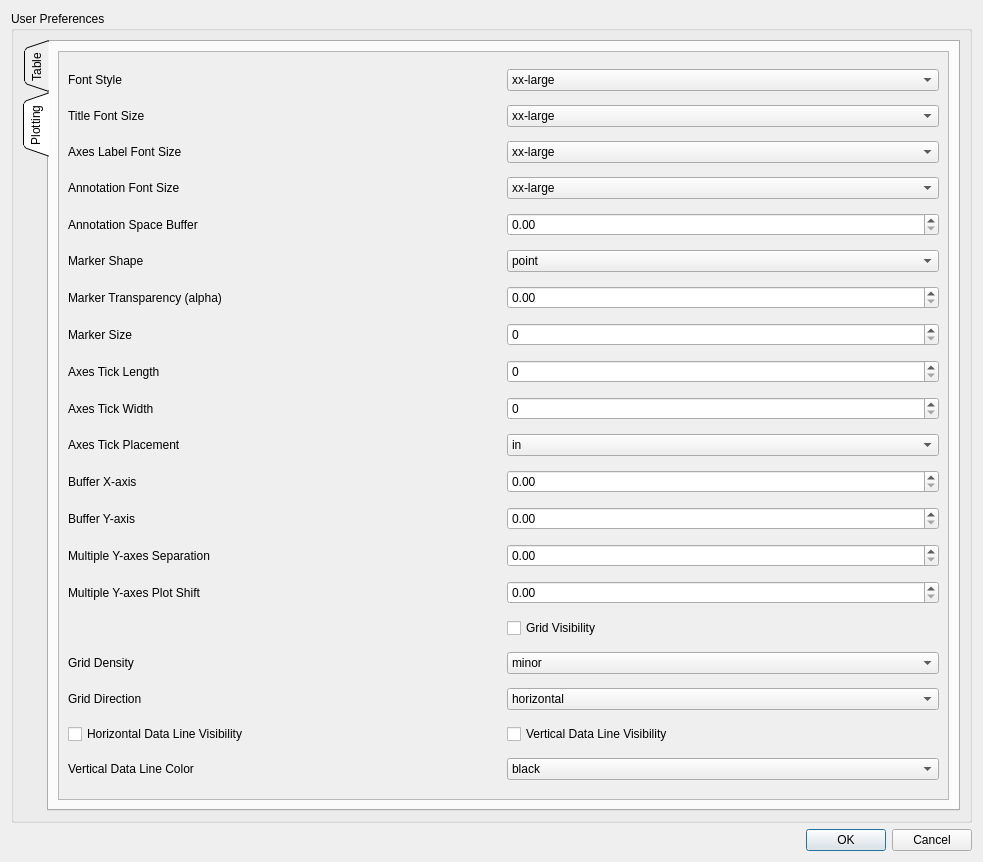
First picture: the form in resource/editPreferences.ui, repository zdmiller12/daVinci, before the edit.
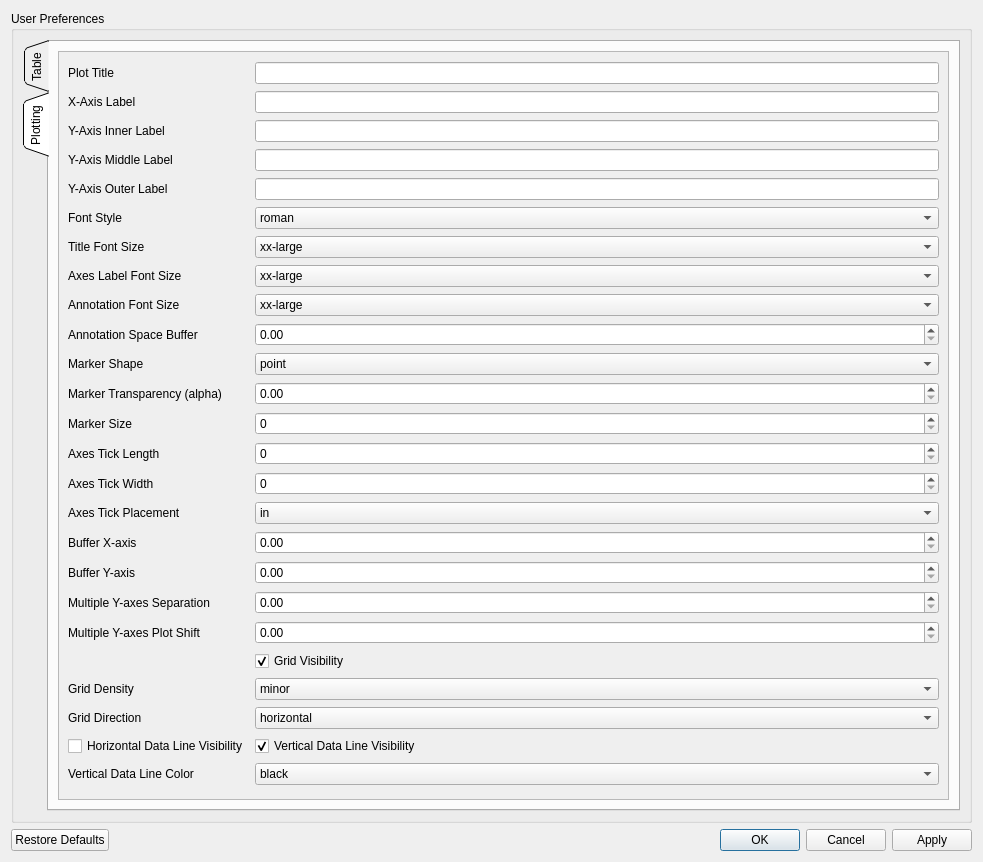
Second picture: the form after the edit.

Diff of the .ui file:
```diff
--- a/resource/editPreferences.ui
+++ b/resource/editPreferences.ui
@@ -83,223 +83,250 @@
                <property name="geometry">
                 <rect>
                  <x>0</x>
-                 <y>0</y>
-                 <width>884</width>
-                 <height>749</height>
+                 <y>-49</y>
+                 <width>874</width>
+                 <height>792</height>
                 </rect>
                </property>
                <layout class="QGridLayout" name="gridLayout">
-                <item row="0" column="0">
-                 <widget class="QLabel" name="label_8">
-                  <property name="text">
-                   <string>Font Style</string>
-                  </property>
-                 </widget>
-                </item>
-                <item row="1" column="0">
-                 <widget class="QLabel" name="label_7">
-                  <property name="text">
-                   <string>Title Font Size</string>
-                  </property>
-                 </widget>
-                </item>
-                <item row="2" column="0">
-                 <widget class="QLabel" name="label_6">
-                  <property name="text">
-                   <string>Axes Label Font Size</string>
-                  </property>
+                <item row="7" column="1">
+                 <widget class="QComboBox" name="comboBox_axesLabelSize">
+                  <item>
+                   <property name="text">
+                    <string>xx-large</string>
+                   </property>
+                  </item>
+                  <item>
+                   <property name="text">
+                    <string>x-large</string>
+                   </property>
+                  </item>
+                  <item>
+                   <property name="text">
+                    <string>large</string>
+                   </property>
+                  </item>
                  </widget>
                 </item>
                 <item row="3" column="0">
+                 <widget class="QLabel" name="label_22">
+                  <property name="text">
+                   <string>Y-Axis Middle Label</string>
+                  </property>
+                 </widget>
+                </item>
+                <item row="25" column="0">
+                 <widget class="QLabel" name="label_20">
+                  <property name="text">
+                   <string>Vertical Data Line Color</string>
+                  </property>
+                 </widget>
+                </item>
+                <item row="8" column="0">
                  <widget class="QLabel" name="label_5">
                   <property name="text">
                    <string>Annotation Font Size</string>
                   </property>
                  </widget>
                 </item>
-                <item row="12" column="0">
+                <item row="13" column="1">
+                 <widget class="QSpinBox" name="spinBox_tickLength">
+                  <property name="maximum">
+                   <number>33</number>
+                  </property>
+                 </widget>
+                </item>
+                <item row="1" column="0">
+                 <widget class="QLabel" name="label_19">
+                  <property name="text">
+                   <string>X-Axis Label</string>
+                  </property>
+                 </widget>
+                </item>
+                <item row="16" column="1">
+                 <widget class="QDoubleSpinBox" name="doubleSpinBox_bufferXAxis">
+                  <property name="maximum">
+                   <double>1.000000000000000</double>
+                  </property>
+                  <property name="singleStep">
+                   <double>0.100000000000000</double>
+                  </property>
+                 </widget>
+                </item>
+                <item row="17" column="0">
                  <widget class="QLabel" name="label_9">
                   <property name="text">
                    <string>Buffer Y-axis</string>
                   </property>
                  </widget>
                 </item>
-                <item row="9" column="0">
-                 <widget class="QLabel" name="label_15">
-                  <property name="text">
-                   <string>Axes Tick Width</string>
-                  </property>
-                 </widget>
-                </item>
-                <item row="1" column="1">
-                 <widget class="QComboBox" name="comboBox_sizeTitle">
-                  <item>
-                   <property name="text">
-                    <string>xx-large</string>
-                   </property>
-                  </item>
-                  <item>
-                   <property name="text">
-                    <string>x-large</string>
-                   </property>
-                  </item>
-                  <item>
-                   <property name="text">
-                    <string>large</string>
-                   </property>
-                  </item>
-                 </widget>
-                </item>
-                <item row="11" column="0">
-                 <widget class="QLabel" name="label_4">
-                  <property name="text">
-                   <string>Buffer X-axis</string>
-                  </property>
-                 </widget>
-                </item>
-                <item row="10" column="0">
-                 <widget class="QLabel" name="label_11">
-                  <property name="text">
-                   <string>Axes Tick Placement</string>
-                  </property>
-                 </widget>
-                </item>
-                <item row="7" column="1">
-                 <widget class="QSpinBox" name="spinBox_markerSize">
-                  <property name="maximum">
-                   <number>1000</number>
-                  </property>
-                  <property name="singleStep">
-                   <number>10</number>
-                  </property>
-                 </widget>
-                </item>
-                <item row="14" column="0">
-                 <widget class="QLabel" name="label_18">
-                  <property name="text">
-                   <string>Multiple Y-axes Separation</string>
-                  </property>
-                 </widget>
-                </item>
-                <item row="6" column="0">
-                 <widget class="QLabel" name="label_12">
-                  <property name="text">
-                   <string>Marker Transparency (alpha)</string>
-                  </property>
-                 </widget>
-                </item>
-                <item row="7" column="0">
-                 <widget class="QLabel" name="label_13">
-                  <property name="text">
-                   <string>Marker Size</string>
-                  </property>
-                 </widget>
-                </item>
-                <item row="8" column="0">
-                 <widget class="QLabel" name="label_3">
-                  <property name="text">
-                   <string>Axes Tick Length</string>
-                  </property>
-                 </widget>
-                </item>
-                <item row="11" column="1">
-                 <widget class="QDoubleSpinBox" name="doubleSpinBox_bufferXAxis">
-                  <property name="maximum">
-                   <double>1.000000000000000</double>
-                  </property>
-                  <property name="singleStep">
-                   <double>0.100000000000000</double>
-                  </property>
-                 </widget>
-                </item>
-                <item row="15" column="0">
+                <item row="20" column="0">
                  <widget class="QLabel" name="label_17">
                   <property name="text">
                    <string>Multiple Y-axes Plot Shift</string>
                   </property>
                  </widget>
                 </item>
-                <item row="5" column="0">
-                 <widget class="QLabel" name="label_10">
-                  <property name="text">
-                   <string>Marker Shape</string>
-                  </property>
-                 </widget>
-                </item>
-                <item row="8" column="1">
-                 <widget class="QSpinBox" name="spinBox_tickLength">
-                  <property name="maximum">
-                   <number>33</number>
-                  </property>
-                 </widget>
-                </item>
-                <item row="4" column="0">
-                 <widget class="QLabel" name="label_16">
-                  <property name="text">
-                   <string>Annotation Space Buffer</string>
-                  </property>
-                 </widget>
-                </item>
-                <item row="18" column="0">
-                 <widget class="QLabel" name="label_14">
-                  <property name="text">
-                   <string>Grid Direction</string>
-                  </property>
-                 </widget>
-                </item>
-                <item row="17" column="0">
+                <item row="22" column="0">
                  <widget class="QLabel" name="label">
                   <property name="text">
                    <string>Grid Density</string>
                   </property>
                  </widget>
                 </item>
-                <item row="20" column="0">
-                 <widget class="QLabel" name="label_20">
+                <item row="11" column="1">
+                 <widget class="QDoubleSpinBox" name="doubleSpinBox_markerTransparency">
+                  <property name="maximum">
+                   <double>1.000000000000000</double>
+                  </property>
+                  <property name="singleStep">
+                   <double>0.100000000000000</double>
+                  </property>
+                 </widget>
+                </item>
+                <item row="24" column="1">
+                 <widget class="QCheckBox" name="checkBox_vertDataLineVisibility">
                   <property name="text">
-                   <string>Vertical Data Line Color</string>
+                   <string>Vertical Data Line Visibility</string>
                   </property>
+                  <property name="checked">
+                   <bool>true</bool>
+                  </property>
                  </widget>
                 </item>
-                <item row="0" column="1">
+                <item row="21" column="1">
+                 <widget class="QCheckBox" name="checkBox_gridVisibility">
+                  <property name="text">
+                   <string>Grid Visibility</string>
+                  </property>
+                  <property name="checked">
+                   <bool>true</bool>
+                  </property>
+                 </widget>
+                </item>
+                <item row="19" column="0">
+                 <widget class="QLabel" name="label_18">
+                  <property name="text">
+                   <string>Multiple Y-axes Separation</string>
+                  </property>
+                 </widget>
+                </item>
+                <item row="20" column="1">
+                 <widget class="QDoubleSpinBox" name="doubleSpinBox_subplotAdjust">
+                  <property name="maximum">
+                   <double>1.000000000000000</double>
+                  </property>
+                  <property name="singleStep">
+                   <double>0.100000000000000</double>
+                  </property>
+                 </widget>
+                </item>
+                <item row="12" column="1">
+                 <widget class="QSpinBox" name="spinBox_markerSize">
+                  <property name="maximum">
+                   <number>1000</number>
+                  </property>
+                  <property name="singleStep">
+                   <number>10</number>
+                  </property>
+                 </widget>
+                </item>
+                <item row="6" column="1">
+                 <widget class="QComboBox" name="comboBox_sizeTitle">
+                  <item>
+                   <property name="text">
+                    <string>xx-large</string>
+                   </property>
+                  </item>
+                  <item>
+                   <property name="text">
+                    <string>x-large</string>
+                   </property>
+                  </item>
+                  <item>
+                   <property name="text">
+                    <string>large</string>
+                   </property>
+                  </item>
+                 </widget>
+                </item>
+                <item row="23" column="1">
+                 <widget class="QComboBox" name="comboBox_gridDirection">
+                  <item>
+                   <property name="text">
+                    <string>horizontal</string>
+                   </property>
+                  </item>
+                  <item>
+                   <property name="text">
+                    <string>vertical</string>
+                   </property>
+                  </item>
+                  <item>
+                   <property name="text">
+                    <string>both</string>
+                   </property>
+                  </item>
+                 </widget>
+                </item>
+                <item row="5" column="1">
                  <widget class="QComboBox" name="comboBox_fontStyle">
                   <item>
                    <property name="text">
-                    <string>xx-large</string>
+                    <string>roman</string>
                    </property>
                   </item>
-                  <item>
-                   <property name="text">
-                    <string>x-large</string>
-                   </property>
-                  </item>
-                  <item>
-                   <property name="text">
-                    <string>large</string>
-                   </property>
-                  </item>
+                 </widget>
+                </item>
+                <item row="23" column="0">
+                 <widget class="QLabel" name="label_14">
+                  <property name="text">
+                   <string>Grid Direction</string>
+                  </property>
+                 </widget>
+                </item>
+                <item row="14" column="1">
+                 <widget class="QSpinBox" name="spinBox_tickWidth">
+                  <property name="maximum">
+                   <number>12</number>
+                  </property>
+                 </widget>
+                </item>
+                <item row="0" column="0">
+                 <widget class="QLabel" name="label_2">
+                  <property name="text">
+                   <string>Plot Title</string>
+                  </property>
+                 </widget>
+                </item>
+                <item row="10" column="0">
+                 <widget class="QLabel" name="label_10">
+                  <property name="text">
+                   <string>Marker Shape</string>
+                  </property>
                  </widget>
                 </item>
                 <item row="2" column="1">
-                 <widget class="QComboBox" name="comboBox_axesLabelSize">
-                  <item>
-                   <property name="text">
-                    <string>xx-large</string>
-                   </property>
-                  </item>
-                  <item>
-                   <property name="text">
-                    <string>x-large</string>
-                   </property>
-                  </item>
-                  <item>
-                   <property name="text">
-                    <string>large</string>
-                   </property>
-                  </item>
+                 <widget class="QLineEdit" name="lineEdit_yLabelInner"/>
+                </item>
+                <item row="17" column="1">
+                 <widget class="QDoubleSpinBox" name="doubleSpinBox_bufferYAxis">
+                  <property name="maximum">
+                   <double>1.000000000000000</double>
+                  </property>
+                  <property name="singleStep">
+                   <double>0.100000000000000</double>
+                  </property>
                  </widget>
                 </item>
-                <item row="3" column="1">
+                <item row="2" column="0">
+                 <widget class="QLabel" name="label_21">
+                  <property name="text">
+                   <string>Y-Axis Inner Label</string>
+                  </property>
+                 </widget>
+                </item>
+                <item row="8" column="1">
                  <widget class="QComboBox" name="comboBox_annotationSize">
                   <item>
                    <property name="text">
@@ -318,8 +345,58 @@
                   </item>
                  </widget>
                 </item>
-                <item row="4" column="1">
-                 <widget class="QDoubleSpinBox" name="doubleSpinBox_annotationBuffer">
+                <item row="24" column="0">
+                 <widget class="QCheckBox" name="checkBox_horizDataLineVisibility">
+                  <property name="text">
+                   <string>Horizontal Data Line Visibility</string>
+                  </property>
+                 </widget>
+                </item>
+                <item row="11" column="0">
+                 <widget class="QLabel" name="label_12">
+                  <property name="text">
+                   <string>Marker Transparency (alpha)</string>
+                  </property>
+                 </widget>
+                </item>
+                <item row="16" column="0">
+                 <widget class="QLabel" name="label_4">
+                  <property name="text">
+                   <string>Buffer X-axis</string>
+                  </property>
+                 </widget>
+                </item>
+                <item row="0" column="1">
+                 <widget class="QLineEdit" name="lineEdit_plotTitle"/>
+                </item>
+                <item row="15" column="1">
+                 <widget class="QComboBox" name="comboBox_tickPlacement">
+                  <item>
+                   <property name="text">
+                    <string>in</string>
+                   </property>
+                  </item>
+                  <item>
+                   <property name="text">
+                    <string>out</string>
+                   </property>
+                  </item>
+                  <item>
+                   <property name="text">
+                    <string>both</string>
+                   </property>
+                  </item>
+                 </widget>
+                </item>
+                <item row="15" column="0">
+                 <widget class="QLabel" name="label_11">
+                  <property name="text">
+                   <string>Axes Tick Placement</string>
+                  </property>
+                 </widget>
+                </item>
+                <item row="19" column="1">
+                 <widget class="QDoubleSpinBox" name="doubleSpinBox_yAxesSeparation">
                   <property name="maximum">
                    <double>1.000000000000000</double>
                   </property>
@@ -328,7 +405,63 @@
                   </property>
                  </widget>
                 </item>
-                <item row="5" column="1">
+                <item row="25" column="1">
+                 <widget class="QComboBox" name="comboBox_vertDataLineColor">
+                  <item>
+                   <property name="text">
+                    <string>black</string>
+                   </property>
+                  </item>
+                  <item>
+                   <property name="text">
+                    <string>blue</string>
+                   </property>
+                  </item>
+                  <item>
+                   <property name="text">
+                    <string>red</string>
+                   </property>
+                  </item>
+                  <item>
+                   <property name="text">
+                    <string>green</string>
+                   </property>
+                  </item>
+                  <item>
+                   <property name="text">
+                    <string>yellow</string>
+                   </property>
+                  </item>
+                  <item>
+                   <property name="text">
+                    <string>orange</string>
+                   </property>
+                  </item>
+                  <item>
+                   <property name="text">
+                    <string>cyan</string>
+                   </property>
+                  </item>
+                  <item>
+                   <property name="text">
+                    <string>magenta</string>
+                   </property>
+                  </item>
+                  <item>
+                   <property name="text">
+                    <string>white</string>
+                   </property>
+                  </item>
+                 </widget>
+                </item>
+                <item row="5" column="0">
+                 <widget class="QLabel" name="label_8">
+                  <property name="text">
+                   <string>Font Style</string>
+                  </property>
+                 </widget>
+                </item>
+                <item row="10" column="1">
                  <widget class="QComboBox" name="comboBox_markerShape">
                   <item>
                    <property name="text">
@@ -517,26 +650,35 @@
                   </item>
                  </widget>
                 </item>
-                <item row="10" column="1">
-                 <widget class="QComboBox" name="comboBox_tickPlacement">
-                  <item>
-                   <property name="text">
-                    <string>in</string>
-                   </property>
-                  </item>
-                  <item>
-                   <property name="text">
-                    <string>out</string>
-                   </property>
-                  </item>
-                  <item>
-                   <property name="text">
-                    <string>both</string>
-                   </property>
-                  </item>
+                <item row="12" column="0">
+                 <widget class="QLabel" name="label_13">
+                  <property name="text">
+                   <string>Marker Size</string>
+                  </property>
                  </widget>
                 </item>
-                <item row="17" column="1">
+                <item row="6" column="0">
+                 <widget class="QLabel" name="label_7">
+                  <property name="text">
+                   <string>Title Font Size</string>
+                  </property>
+                 </widget>
+                </item>
+                <item row="9" column="0">
+                 <widget class="QLabel" name="label_16">
+                  <property name="text">
+                   <string>Annotation Space Buffer</string>
+                  </property>
+                 </widget>
+                </item>
+                <item row="13" column="0">
+                 <widget class="QLabel" name="label_3">
+                  <property name="text">
+                   <string>Axes Tick Length</string>
+                  </property>
+                 </widget>
+                </item>
+                <item row="22" column="1">
                  <widget class="QComboBox" name="comboBox_gridDensity">
                   <item>
                    <property name="text">
@@ -550,142 +692,43 @@
                   </item>
                  </widget>
                 </item>
-                <item row="18" column="1">
-                 <widget class="QComboBox" name="comboBox_gridDirection">
-                  <item>
-                   <property name="text">
-                    <string>horizontal</string>
-                   </property>
-                  </item>
-                  <item>
-                   <property name="text">
-                    <string>vertical</string>
-                   </property>
-                  </item>
-                  <item>
-                   <property name="text">
-                    <string>both</string>
-                   </property>
-                  </item>
-                 </widget>
-                </item>
-                <item row="20" column="1">
-                 <widget class="QComboBox" name="comboBox_vertDataLineColor">
-                  <item>
-                   <property name="text">
-                    <string>black</string>
-                   </property>
-                  </item>
-                  <item>
-                   <property name="text">
-                    <string>blue</string>
-                   </property>
-                  </item>
-                  <item>
-                   <property name="text">
-                    <string>red</string>
-                   </property>
-                  </item>
-                  <item>
-                   <property name="text">
-                    <string>green</string>
-                   </property>
-                  </item>
-                  <item>
-                   <property name="text">
-                    <string>yellow</string>
-                   </property>
-                  </item>
-                  <item>
-                   <property name="text">
-                    <string>orange</string>
-                   </property>
-                  </item>
-                  <item>
-                   <property name="text">
-                    <string>cyan</string>
-                   </property>
-                  </item>
-                  <item>
-                   <property name="text">
-                    <string>magenta</string>
-                   </property>
-                  </item>
-                  <item>
-                   <property name="text">
-                    <string>white</string>
-                   </property>
-                  </item>
-                 </widget>
-                </item>
-                <item row="6" column="1">
-                 <widget class="QDoubleSpinBox" name="doubleSpinBox_markerTransparency">
-                  <property name="maximum">
-                   <double>1.000000000000000</double>
-                  </property>
-                  <property name="singleStep">
-                   <double>0.100000000000000</double>
-                  </property>
-                 </widget>
-                </item>
-                <item row="12" column="1">
-                 <widget class="QDoubleSpinBox" name="doubleSpinBox_bufferYAxis">
-                  <property name="maximum">
-                   <double>1.000000000000000</double>
-                  </property>
-                  <property name="singleStep">
-                   <double>0.100000000000000</double>
-                  </property>
-                 </widget>
-                </item>
-                <item row="14" column="1">
-                 <widget class="QDoubleSpinBox" name="doubleSpinBox_yAxesSeparation">
-                  <property name="maximum">
-                   <double>1.000000000000000</double>
-                  </property>
-                  <property name="singleStep">
-                   <double>0.100000000000000</double>
-                  </property>
-                 </widget>
-                </item>
-                <item row="15" column="1">
-                 <widget class="QDoubleSpinBox" name="doubleSpinBox_subplotAdjust">
-                  <property name="maximum">
-                   <double>1.000000000000000</double>
-                  </property>
-                  <property name="singleStep">
-                   <double>0.100000000000000</double>
-                  </property>
-                 </widget>
-                </item>
-                <item row="16" column="1">
-                 <widget class="QCheckBox" name="checkBox_gridVisibility">
-                  <property name="text">
-                   <string>Grid Visibility</string>
-                  </property>
-                 </widget>
-                </item>
-                <item row="19" column="1">
-                 <widget class="QCheckBox" name="checkBox_vertDataLineVisibility">
-                  <property name="text">
-                   <string>Vertical Data Line Visibility</string>
-                  </property>
-                 </widget>
-                </item>
                 <item row="9" column="1">
-                 <widget class="QSpinBox" name="spinBox_tickWidth">
+                 <widget class="QDoubleSpinBox" name="doubleSpinBox_annotationBuffer">
                   <property name="maximum">
-                   <number>12</number>
+                   <double>1.000000000000000</double>
                   </property>
                  </widget>
                 </item>
-                <item row="19" column="0">
-                 <widget class="QCheckBox" name="checkBox_horizDataLineVisibility">
+                <item row="14" column="0">
+                 <widget class="QLabel" name="label_15">
                   <property name="text">
-                   <string>Horizontal Data Line Visibility</string>
+                   <string>Axes Tick Width</string>
                   </property>
                  </widget>
                 </item>
+                <item row="7" column="0">
+                 <widget class="QLabel" name="label_6">
+                  <property name="text">
+                   <string>Axes Label Font Size</string>
+                  </property>
+                 </widget>
+                </item>
+                <item row="1" column="1">
+                 <widget class="QLineEdit" name="lineEdit_xLabel"/>
+                </item>
+                <item row="4" column="0">
+                 <widget class="QLabel" name="label_23">
+                  <property name="text">
+                   <string>Y-Axis Outer Label</string>
+                  </property>
+                 </widget>
+                </item>
+                <item row="3" column="1">
+                 <widget class="QLineEdit" name="lineEdit_yLabelMiddle"/>
+                </item>
+                <item row="4" column="1">
+                 <widget class="QLineEdit" name="lineEdit_yLabelOuter"/>
+                </item>
                </layout>
               </widget>
              </widget>
@@ -705,7 +748,7 @@
       <enum>Qt::Horizontal</enum>
      </property>
      <property name="standardButtons">
-      <set>QDialogButtonBox::Cancel|QDialogButtonBox::Ok</set>
+      <set>QDialogButtonBox::Apply|QDialogButtonBox::Cancel|QDialogButtonBox::Ok|QDialogButtonBox::RestoreDefaults</set>
      </property>
     </widget>
    </item>
```
Left out of the diff: 15 changed lines with no effect on the pictures.
